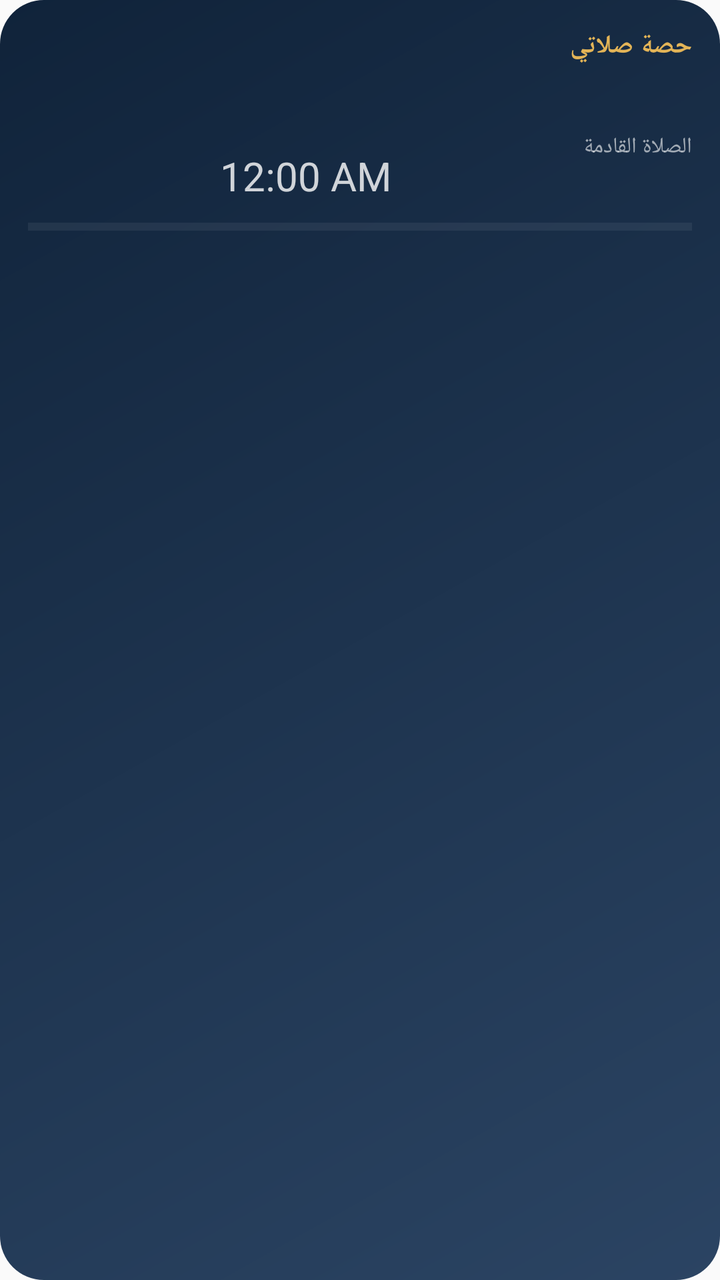
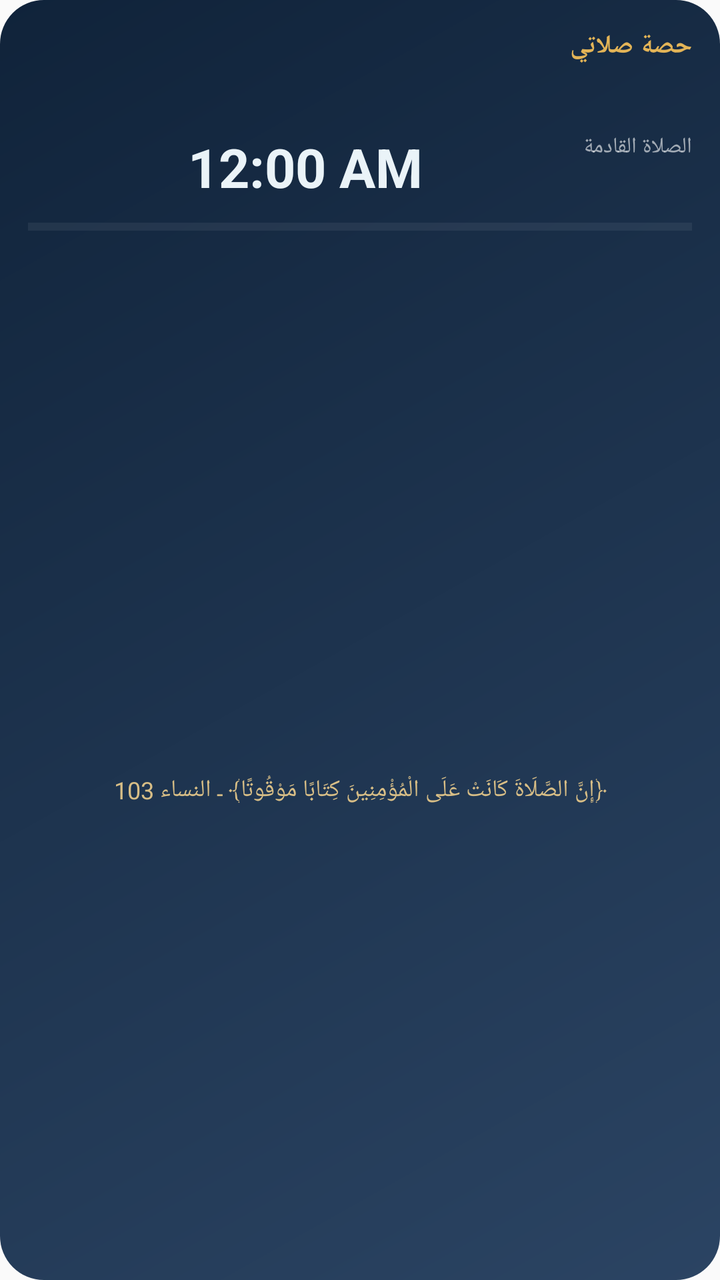

The first picture is an Android layout as it rendered before a commit; the second is the same layout after the commit. The layout source and the unified diff follow.
<!-- AndroidManifest.xml: application theme android:Theme.Material.Light.NoActionBar -->
<!-- res/layout/widget.xml -->
<?xml version="1.0" encoding="utf-8"?>
<LinearLayout xmlns:android="http://schemas.android.com/apk/res/android"
    android:id="@+id/wRoot"
    android:layout_width="match_parent"
    android:layout_height="match_parent"
    android:orientation="vertical"
    android:background="@drawable/widget_bg"
    android:padding="14dp"
    android:layoutDirection="rtl">

    
    <LinearLayout
        android:layout_width="match_parent"
        android:layout_height="wrap_content"
        android:orientation="horizontal"
        android:baselineAligned="false">

        <TextView
            android:id="@+id/wCity"
            android:layout_width="0dp"
            android:layout_weight="1"
            android:layout_height="wrap_content"
            android:textSize="13sp"
            android:textStyle="bold"
            android:textColor="#E3B457"
            android:maxLines="1"
            android:ellipsize="end"
            android:text="@string/app_name" />

        <TextView
            android:id="@+id/wDate"
            android:layout_width="wrap_content"
            android:layout_height="wrap_content"
            android:textSize="12sp"
            android:textColor="#A9C6DA"
            android:maxLines="1" />
    </LinearLayout>

    
    <LinearLayout
        android:layout_width="match_parent"
        android:layout_height="wrap_content"
        android:layout_marginTop="8dp"
        android:orientation="horizontal"
        android:gravity="bottom"
        android:baselineAligned="false">

        <LinearLayout
            android:layout_width="wrap_content"
            android:layout_height="wrap_content"
            android:orientation="vertical">

            <TextView
                android:id="@+id/wLead"
                android:layout_width="wrap_content"
                android:layout_height="wrap_content"
                android:textSize="11sp"
                android:textColor="#99FFFFFF"
                android:maxLines="1"
                android:text="@string/widget_lead_next" />

            <TextView
                android:id="@+id/wLeft"
                android:layout_width="wrap_content"
                android:layout_height="wrap_content"
                android:textSize="15sp"
                android:textColor="#FFFFFF"
                android:maxLines="1" />
        </LinearLayout>

        
        <TextClock
            android:id="@+id/wClock"
            android:layout_width="0dp"
            android:layout_weight="1"
            android:layout_height="wrap_content"
            android:gravity="center"
            android:format12Hour="@null"
            android:format24Hour="HH:mm:ss"
            android:textSize="20sp"
            android:textColor="#CCFFFFFF"
            android:maxLines="1"
            android:ellipsize="end" />

        <LinearLayout
            android:layout_width="wrap_content"
            android:layout_height="wrap_content"
            android:orientation="vertical"
            android:gravity="end">

            
            <ViewFlipper
                android:id="@+id/wFlip"
                android:layout_width="wrap_content"
                android:layout_height="wrap_content"
                android:autoStart="true"
                android:flipInterval="750"
                android:measureAllChildren="true">

                <TextView
                    android:id="@+id/wName"
                    android:layout_width="wrap_content"
                    android:layout_height="wrap_content"
                    android:textSize="27sp"
                    android:textStyle="bold"
                    android:textColor="#FFFFFF"
                    android:maxLines="1" />

                <TextView
                    android:id="@+id/wName2"
                    android:layout_width="wrap_content"
                    android:layout_height="wrap_content"
                    android:textSize="27sp"
                    android:textStyle="bold"
                    android:textColor="#FFFFFF"
                    android:maxLines="1" />
            </ViewFlipper>

            <TextView
                android:id="@+id/wAt"
                android:layout_width="wrap_content"
                android:layout_height="wrap_content"
                android:textSize="19sp"
                android:textColor="#E8F2F8"
                android:gravity="end"
                android:maxLines="1" />
        </LinearLayout>
    </LinearLayout>

    
    <ProgressBar
        android:id="@+id/wBar"
        style="?android:attr/progressBarStyleHorizontal"
        android:layout_width="match_parent"
        android:layout_height="4dp"
        android:layout_marginTop="10dp"
        android:max="100"
        android:progress="0"
        android:indeterminate="false"
        android:progressTint="#FFFFFF"
        android:progressBackgroundTint="#3DFFFFFF" />

    
    <LinearLayout
        android:id="@+id/wRow"
        android:layout_width="match_parent"
        android:layout_height="wrap_content"
        android:layout_marginTop="9dp"
        android:orientation="horizontal"
        android:baselineAligned="false">

        <LinearLayout
            android:layout_width="0dp"
            android:layout_weight="1"
            android:layout_height="wrap_content"
            android:orientation="vertical"
            android:gravity="center_horizontal">
            <TextView android:id="@+id/wN0"
                android:layout_width="wrap_content" android:layout_height="wrap_content"
                android:textSize="11sp" android:textColor="#FFFFFF" android:maxLines="1" />
            <TextView android:id="@+id/wT0"
                android:layout_width="wrap_content" android:layout_height="wrap_content"
                android:textSize="14sp" android:textColor="#FFFFFF" android:maxLines="1" />
        </LinearLayout>

        <LinearLayout
            android:layout_width="0dp"
            android:layout_weight="1"
            android:layout_height="wrap_content"
            android:orientation="vertical"
            android:gravity="center_horizontal">
            <TextView android:id="@+id/wN1"
                android:layout_width="wrap_content" android:layout_height="wrap_content"
                android:textSize="11sp" android:textColor="#FFFFFF" android:maxLines="1" />
            <TextView android:id="@+id/wT1"
                android:layout_width="wrap_content" android:layout_height="wrap_content"
                android:textSize="14sp" android:textColor="#FFFFFF" android:maxLines="1" />
        </LinearLayout>

        <LinearLayout
            android:layout_width="0dp"
            android:layout_weight="1"
            android:layout_height="wrap_content"
            android:orientation="vertical"
            android:gravity="center_horizontal">
            <TextView android:id="@+id/wN2"
                android:layout_width="wrap_content" android:layout_height="wrap_content"
                android:textSize="11sp" android:textColor="#FFFFFF" android:maxLines="1" />
            <TextView android:id="@+id/wT2"
                android:layout_width="wrap_content" android:layout_height="wrap_content"
                android:textSize="14sp" android:textColor="#FFFFFF" android:maxLines="1" />
        </LinearLayout>

        <LinearLayout
            android:layout_width="0dp"
            android:layout_weight="1"
            android:layout_height="wrap_content"
            android:orientation="vertical"
            android:gravity="center_horizontal">
            <TextView android:id="@+id/wN3"
                android:layout_width="wrap_content" android:layout_height="wrap_content"
                android:textSize="11sp" android:textColor="#FFFFFF" android:maxLines="1" />
            <TextView android:id="@+id/wT3"
                android:layout_width="wrap_content" android:layout_height="wrap_content"
                android:textSize="14sp" android:textColor="#FFFFFF" android:maxLines="1" />
        </LinearLayout>

        <LinearLayout
            android:layout_width="0dp"
            android:layout_weight="1"
            android:layout_height="wrap_content"
            android:orientation="vertical"
            android:gravity="center_horizontal">
            <TextView android:id="@+id/wN4"
                android:layout_width="wrap_content" android:layout_height="wrap_content"
                android:textSize="11sp" android:textColor="#FFFFFF" android:maxLines="1" />
            <TextView android:id="@+id/wT4"
                android:layout_width="wrap_content" android:layout_height="wrap_content"
                android:textSize="14sp" android:textColor="#FFFFFF" android:maxLines="1" />
        </LinearLayout>
    </LinearLayout>
</LinearLayout>
<!-- resources referenced by this layout -->
<resources>
  <!-- drawable widget_bg (drawable) -->
  <?xml version="1.0" encoding="utf-8"?>
  <shape xmlns:android="http://schemas.android.com/apk/res/android"
      android:shape="rectangle">
      <corners android:radius="22dp" />
      <gradient
          android:angle="315"
          android:startColor="#10233A"
          android:endColor="#2B4463"
          android:type="linear" />
  </shape>
  <string name="app_name">حصة صلاتي</string>
  <string name="widget_lead_next">الصلاة القادمة</string>
</resources>

<!-- the commit's change to res/layout/widget.xml (unified diff, before → after) -->
@@ -76,9 +76,10 @@
             android:layout_height="wrap_content"
             android:gravity="center"
             android:format12Hour="@null"
-            android:format24Hour="HH:mm:ss"
-            android:textSize="20sp"
-            android:textColor="#CCFFFFFF"
+            android:format24Hour="HH:mm"
+            android:textSize="27sp"
+            android:textStyle="bold"
+            android:textColor="#EAF3F8"
             android:maxLines="1"
             android:ellipsize="end" />
 
@@ -219,4 +220,19 @@
                 android:textSize="14sp" android:textColor="#FFFFFF" android:maxLines="1" />
         </LinearLayout>
     </LinearLayout>
+
+    
+    <TextView
+        android:id="@+id/wAyah"
+        android:layout_width="match_parent"
+        android:layout_height="0dp"
+        android:layout_weight="1"
+        android:layout_marginTop="6dp"
+        android:gravity="center"
+        android:textSize="12sp"
+        android:textColor="#D8BE86"
+        android:lineSpacingExtra="1dp"
+        android:maxLines="2"
+        android:ellipsize="end"
+        android:text="@string/widget_ayah" />
 </LinearLayout>
<!-- resource entries referenced after the edit -->
@@ -12,6 +12,7 @@
           android:type="linear" />
   </shape>
   <string name="app_name">حصة صلاتي</string>
+  <string name="widget_ayah">﴿إِنَّ الصَّلَاةَ كَانَتْ عَلَى الْمُؤْمِنِينَ كِتَابًا مَوْقُوتًا﴾ ـ النساء 103</string>
   <string name="widget_lead_next">الصلاة القادمة</string>
 </resources>
 
